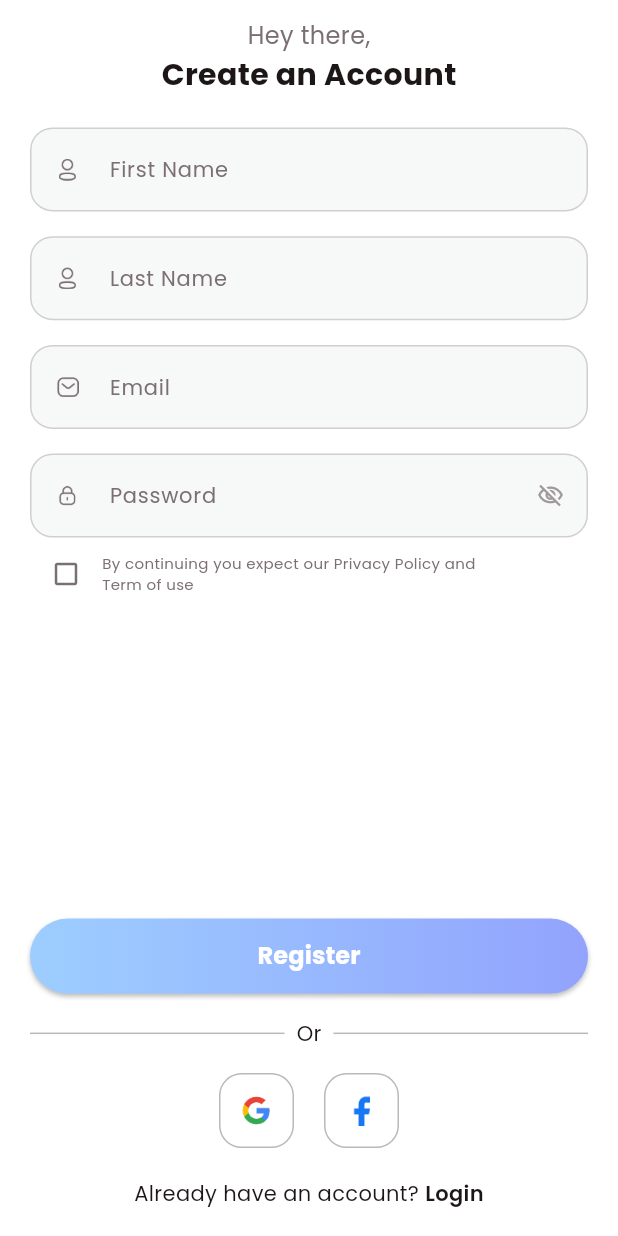
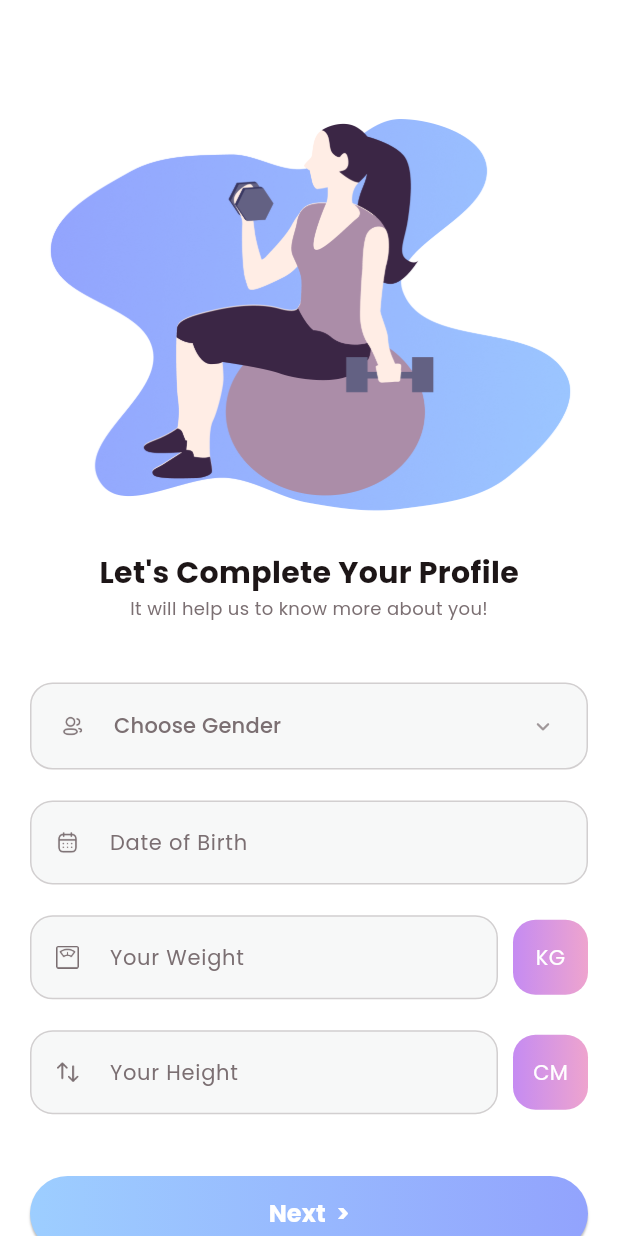
Before and after one commit to M-Alok/Fitnest, a Flutter app: the Signup screen opened directly, after a tap on "Register", on a phone screen of 412 x 824 dp. Run offline on Flutter 3.47's test engine with Material 3 defaults, Android fonts, the phone set to English and light mode, and no system bars.

Commit message:
Complete profile screen

```diff
--- a/lib/main.dart
+++ b/lib/main.dart
@@ -1,6 +1,6 @@
+import 'package:flutter/material.dart';
 import 'package:fitnest/utils/color_extention.dart';
 import 'package:fitnest/view/onboarding/get_started.dart';
-import 'package:flutter/material.dart';
 
 void main() {
   runApp(const MyApp());
--- /dev/null
+++ b/lib/view/login/complete_profile.dart
@@ -0,0 +1,178 @@
+import 'package:flutter/material.dart';
+import 'package:fitnest/widgets/grad_button.dart';
+import 'package:fitnest/utils/color_extention.dart';
+import 'package:fitnest/widgets/custom_textfield.dart';
+
+
+class CompleteProfile extends StatefulWidget {
+  const CompleteProfile({super.key});
+
+  @override
+  State<CompleteProfile> createState() => _CompleteProfileState();
+}
+
+class _CompleteProfileState extends State<CompleteProfile> {
+  TextEditingController genderController = TextEditingController();
+  TextEditingController dobController = TextEditingController();
+  TextEditingController weightController = TextEditingController();
+  TextEditingController heightController = TextEditingController();
+
+  @override
+  Widget build(BuildContext context) {
+    var media = MediaQuery.of(context).size;
+
+    return Scaffold(
+      backgroundColor: TColor.white,
+      body: SingleChildScrollView(
+        child: SafeArea(
+          child: Padding(
+            padding: const EdgeInsets.symmetric(horizontal: 20),
+            child: Column(
+              children: [
+                Image.asset(
+                  'assets/img/complete_profile.png',
+                  width: media.width,
+                  fit: BoxFit.fitWidth,
+                ),
+                SizedBox(height: media.width * 0.05),
+                Text(
+                  "Let's Complete Your Profile",
+                  style: TextStyle(
+                    color: TColor.black,
+                    fontSize: 20,
+                    fontWeight: FontWeight.w700,
+                  ),
+                ),
+                Text(
+                  "It will help us to know more about you!",
+                  style: TextStyle(
+                    color: TColor.gray,
+                    fontSize: 12,
+                  ),
+                ),
+                SizedBox(height: media.width * 0.1),
+                Container(
+                  decoration: BoxDecoration(
+                    color: TColor.lightGray,
+                    borderRadius: BorderRadius.all(Radius.circular(15)),
+                    border: Border.all(color: TColor.gray.withOpacity(0.3)),
+                  ),
+                  child: Padding(
+                    padding: EdgeInsets.symmetric(horizontal: 20, vertical: 4),
+                    child: Row(
+                      children: [
+                        Container(
+                          width: 15,
+                          height: 15,
+                          alignment: Alignment.center,
+                          child: Image.asset('assets/img/user_2.png', color: TColor.gray, fit: BoxFit.contain, width: 15, height: 15),
+                        ),
+                        SizedBox(width: 20),
+                        Expanded(
+                          child: DropdownButtonHideUnderline(
+                            child: DropdownButton(
+                              dropdownColor: TColor.white,
+                              items: ["Male", "Female"].map((gen) => DropdownMenuItem(
+                                value: gen,
+                                child: Text(
+                                  gen,
+                                  style: TextStyle(
+                                    color: TColor.gray,
+                                    fontSize: 16,
+                                  ),
+                                ),
+                              )).toList(),
+                              isExpanded: true,
+                              icon: Icon(Icons.keyboard_arrow_down_rounded, size: 18, color: TColor.gray.withOpacity(0.7)),
+                              hint: Text(
+                                "Choose Gender",
+                                style: TextStyle(
+                                  color: TColor.gray,
+                                  fontSize: 14
+                                ),
+                              ),
+                              onChanged: (value) {}
+                            ),
+                          ),
+                        ),
+                      ],
+                    ),
+                  ),
+                ),
+                SizedBox(height: media.width * 0.05),
+                CustomTextFiled(
+                  controller: dobController,
+                  hintText: 'Date of Birth',
+                  image: 'assets/img/calender.png',
+                  keyboardType: TextInputType.name,
+                ),
+                SizedBox(height: media.width * 0.05),
+                Row(
+                  children: [
+                    Expanded(
+                      child: CustomTextFiled(
+                        controller: weightController,
+                        hintText: 'Your Weight',
+                        image: 'assets/img/weight.png',
+                        keyboardType: TextInputType.name,
+                      ),
+                    ),
+                    SizedBox(width: 10),
+                    Container(
+                      width: 50,
+                      height: 50,
+                      alignment: Alignment.center,
+                      decoration: BoxDecoration(
+                        gradient: LinearGradient(colors: TColor.secondaryGrad),
+                        borderRadius: BorderRadius.circular(15)
+                      ),
+                      child: Text(
+                        "KG",
+                        style: TextStyle(
+                          color: TColor.white,
+                          fontSize: 14
+                        ),
+                      ),
+                    ),
+                  ],
+                ),
+                SizedBox(height: media.width * 0.05),
+                Row(
+                  children: [
+                    Expanded(
+                      child: CustomTextFiled(
+                        controller: heightController,
+                        hintText: 'Your Height',
+                        image: 'assets/img/swap.png',
+                        keyboardType: TextInputType.name,
+                      ),
+                    ),
+                    SizedBox(width: 10),
+                    Container(
+                      width: 50,
+                      height: 50,
+                      alignment: Alignment.center,
+                      decoration: BoxDecoration(
+                        gradient: LinearGradient(colors: TColor.secondaryGrad),
+                        borderRadius: BorderRadius.circular(15)
+                      ),
+                      child: Text(
+                        "CM",
+                        style: TextStyle(
+                          color: TColor.white,
+                          fontSize: 14
+                        ),
+                      ),
+                    ),
+                  ],
+                ),
+                SizedBox(height: media.width * 0.1),
+                GradButton(title: 'Next  >', onPressed: () {}),
+              ],
+            ),
+          ),
+        ),
+      ),
+    );
+  }
+}
--- a/lib/view/login/signup.dart
+++ b/lib/view/login/signup.dart
@@ -1,7 +1,8 @@
+import 'package:fitnest/view/login/complete_profile.dart';
+import 'package:flutter/material.dart';
+import 'package:fitnest/widgets/grad_button.dart';
 import 'package:fitnest/utils/color_extention.dart';
 import 'package:fitnest/widgets/custom_textfield.dart';
-import 'package:fitnest/widgets/grad_button.dart';
-import 'package:flutter/material.dart';
 
 class Signup extends StatefulWidget {
   const Signup({super.key});
@@ -109,7 +110,9 @@ class _SignupState extends State<Signup> {
                   ],
                 ),
                 SizedBox(height: media.width * 0.5),
-                GradButton(title: 'Register', onPressed: () {}),
+                GradButton(title: 'Register', onPressed: () {
+                  Navigator.push(context, MaterialPageRoute(builder: (context) => const CompleteProfile()));
+                }),
                 SizedBox(height: media.width * 0.04),
                 Row(
                   crossAxisAlignment: CrossAxisAlignment.center,
--- a/lib/widgets/grad_button.dart
+++ b/lib/widgets/grad_button.dart
@@ -29,7 +29,7 @@ class GradButton extends StatelessWidget {
             ? const [
                 BoxShadow(
                   color: Colors.black26,
-                  blurRadius: 2,
+                  blurRadius: 0.5,
                   offset: Offset(0, 2),
                 ),
               ]
```
Also changed, not shown: assets/img/calender.png (added), assets/img/complete_profile.png (added), assets/img/goal_1.png (added), assets/img/goal_2.png (added), assets/img/goal_3.png (added), assets/img/swap.png (added), assets/img/user_2.png (added), assets/img/weight.png (added), assets/img/welcome.png (added).
